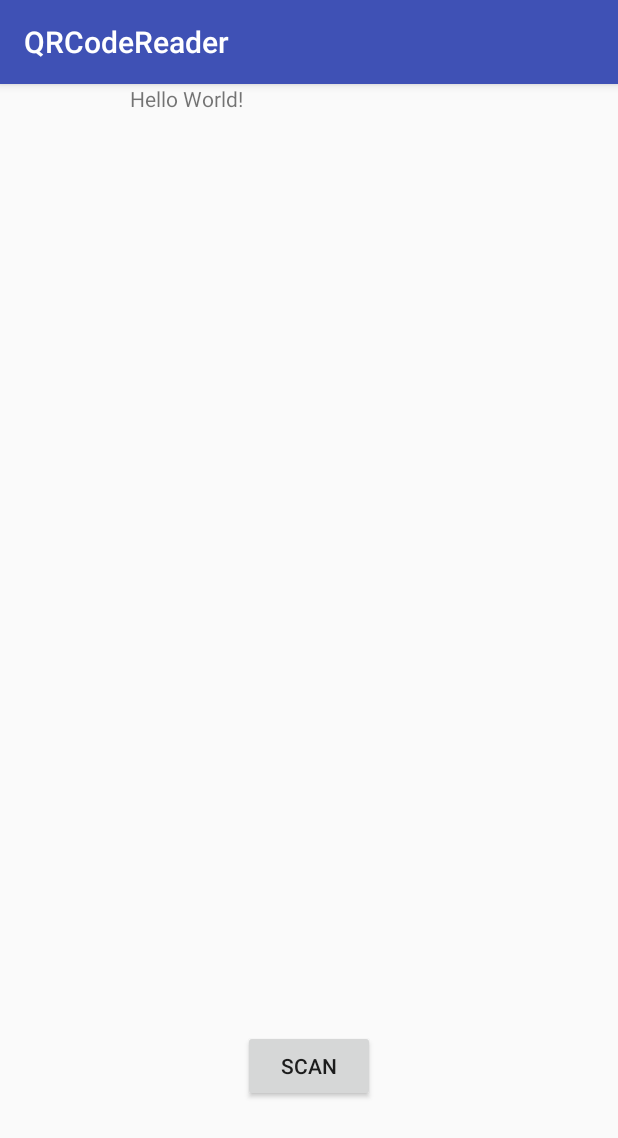
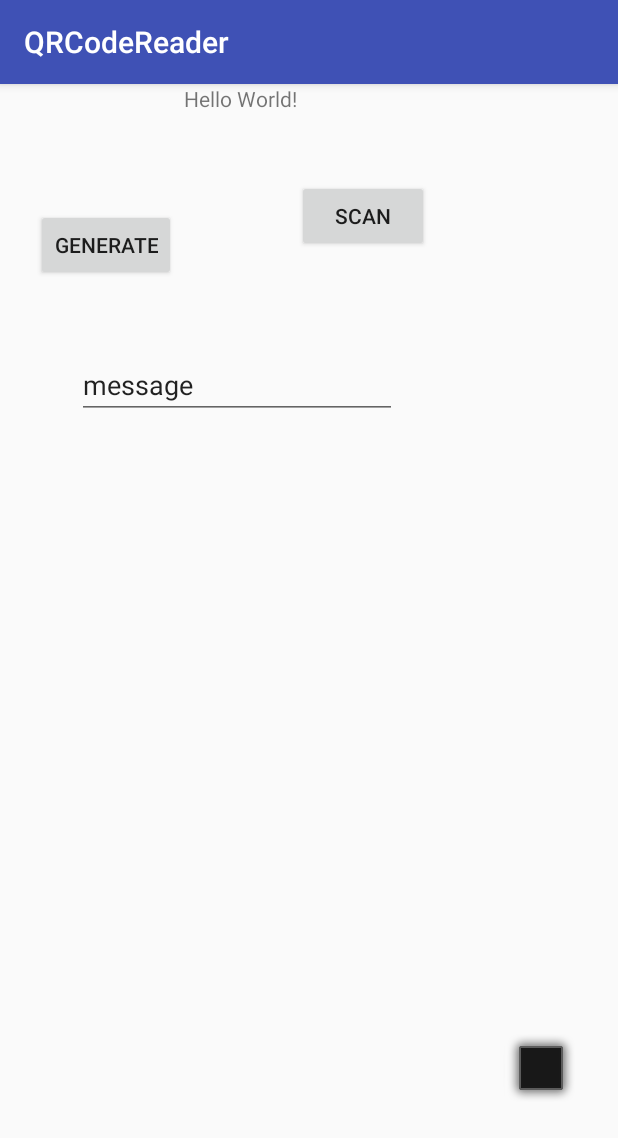
Before and after one commit to sagarsishir51/Android, an Android app: the screen it shows after launch (MainActivity), on a phone screen of 412 x 824 dp. Shown: the top 1138 px of the screen. Run offline under Robolectric (Android 15) with nearby library versions, the phone set to English and light mode, and no system bars; 1 statement that could not run was skipped.

Commit message:
QR code generator made

```diff
--- a/QRCodeReader/app/src/main/java/com/example/sagar/qrcodereader/MainActivity.java
+++ b/QRCodeReader/app/src/main/java/com/example/sagar/qrcodereader/MainActivity.java
@@ -5,39 +5,61 @@ import android.support.v7.app.AppCompatActivity;
 import android.os.Bundle;
 import android.view.View;
 import android.widget.Button;
+import android.widget.EditText;
+import android.widget.ImageView;
 import android.widget.TextView;
 import android.widget.Toast;
 
 import com.google.zxing.integration.android.IntentIntegrator;
 import com.google.zxing.integration.android.IntentResult;
 
-public class MainActivity extends AppCompatActivity implements View.OnClickListener{
-    Button startScan;
-    TextView scanedType,scanedContent;
+public class MainActivity extends AppCompatActivity implements View.OnClickListener {
+    Button startScan, generateCode;
+    TextView scanedType, scanedContent;
+    EditText messageToEncrypt;
+    ImageView QRCodeImage;
     scanner _Scanner;
+    generator _generator;
+
     @Override
     protected void onCreate(Bundle savedInstanceState) {
         try {
             super.onCreate(savedInstanceState);
             setContentView(R.layout.activity_main);
             startScan = (Button) findViewById(R.id.button);
+            generateCode = (Button) findViewById(R.id.button2);
             scanedContent = (TextView) findViewById(R.id.scanContent);
             scanedType = (TextView) findViewById(R.id.scanFormat);
+            messageToEncrypt = (EditText) findViewById(R.id.editText);
+            QRCodeImage = (ImageView) findViewById(R.id.imageView);
             startScan.setOnClickListener(this);
+            generateCode.setOnClickListener(this);
             _Scanner = new codeScanner(this, getApplicationContext());
-        }
-        catch(Exception e){
-            Toast.makeText(getApplicationContext(),e.toString(),Toast.LENGTH_LONG);
+            _generator = new codeGenerator(getApplicationContext());
+            _generator.setImageView(QRCodeImage);
+        } catch (Exception e) {
+            Toast.makeText(getApplicationContext(), e.toString(), Toast.LENGTH_LONG).show();
         }
 
     }
+
     @Override
-   public void onClick(View view) {
+    public void onClick(View view) {
         switch (view.getId()) {
-            case R.id.button:{
-                Toast.makeText(getApplicationContext(),"here",Toast.LENGTH_LONG);
+            case R.id.button: {
+                Toast.makeText(getApplicationContext(), "here", Toast.LENGTH_LONG);
                 _Scanner.startScan();
                 break;
+            }
+            case R.id.button2: {
+                try {
+                    Toast.makeText(getApplicationContext(),(messageToEncrypt.getText().toString()), Toast.LENGTH_LONG).show();
+                    _generator.setMessage(messageToEncrypt.getText().toString());
+                   _generator.generateCode();
+                  //  QRCodeImage = _generator.getGeneratedCodeImage();
+                } catch (Exception c) {
+                    Toast.makeText(getApplicationContext(), c.toString(), Toast.LENGTH_LONG).show();
+                }
             }
 
         }
--- /dev/null
+++ b/QRCodeReader/app/src/main/java/com/example/sagar/qrcodereader/codeGenerator.java
@@ -0,0 +1,92 @@
+package com.example.sagar.qrcodereader;
+
+import android.content.Context;
+import android.graphics.Bitmap;
+import android.graphics.Color;
+import android.widget.ImageView;
+import android.widget.Toast;
+
+import com.google.zxing.BarcodeFormat;
+import com.google.zxing.EncodeHintType;
+import com.google.zxing.MultiFormatWriter;
+import com.google.zxing.WriterException;
+import com.google.zxing.common.BitMatrix;
+
+import java.util.EnumMap;
+import java.util.Map;
+import java.util.concurrent.Exchanger;
+
+/**
+ * Created by sagar on 10/8/2017.
+ */
+
+public class codeGenerator implements generator {
+    String messageToEncrypt;
+    String key;
+    Bitmap _bitmap;
+    ImageView outputImage;
+    Context context;
+    public codeGenerator(Context c){
+        _bitmap=null;
+        context=c;
+
+    }
+    @Override
+    public void  setMessage(String message){
+        messageToEncrypt=message;
+
+    }
+
+
+    @Override
+    public void generateCode() {
+        if(outputImage!=null) {
+            encodeAsBitmap(messageToEncrypt, BarcodeFormat.QR_CODE, 512, 512);
+             outputImage.setImageBitmap(_bitmap);
+        }
+    }
+    @Override
+    public void setImageView(ImageView view){
+        outputImage= view;
+    }
+    @Override
+    public ImageView getGeneratedCodeImage() {
+        return outputImage;
+    }
+
+    void encodeAsBitmap(String message, BarcodeFormat format,int IMGwidth,int IMGheight) {
+        try {
+            if (message == null) {
+                return;
+            }
+            Map<EncodeHintType, Object> hints = new EnumMap<EncodeHintType, Object>(EncodeHintType.class);
+            hints.put(EncodeHintType.CHARACTER_SET, "UTF-8");
+            MultiFormatWriter writer = new MultiFormatWriter();
+            BitMatrix result = null;
+            try {
+                result = writer.encode(message, format, IMGwidth, IMGheight, hints);
+            } catch (IllegalArgumentException iae) {
+                // Unsupported format
+                return;
+            } catch (WriterException e) {
+                e.printStackTrace();
+            }
+            int width = result.getWidth();
+            int height = result.getHeight();
+            int[] pixels = new int[width * height];
+            for (int y = 0; y < height; y++) {
+                int offset = y * width;
+                for (int x = 0; x < width; x++) {
+                    pixels[offset + x] = result.get(x, y) ? Color.BLACK : Color.WHITE;
+                }
+            }
+
+            _bitmap = Bitmap.createBitmap(width, height,
+                    Bitmap.Config.ARGB_8888);
+            _bitmap.setPixels(pixels, 0, width, 0, 0, width, height);
+
+        } catch (Exception e) {
+            Toast.makeText(context, "inside"+e.toString(), Toast.LENGTH_LONG).show();
+        }
+    }
+}
--- /dev/null
+++ b/QRCodeReader/app/src/main/java/com/example/sagar/qrcodereader/generator.java
@@ -0,0 +1,14 @@
+package com.example.sagar.qrcodereader;
+
+import android.widget.ImageView;
+
+/**
+ * Created by sagar on 10/8/2017.
+ */
+
+public interface generator {
+    void  setMessage(String message);
+    void generateCode();
+    ImageView getGeneratedCodeImage();
+     void setImageView(ImageView view);
+}
--- a/QRCodeReader/app/src/main/res/layout/activity_main.xml
+++ b/QRCodeReader/app/src/main/res/layout/activity_main.xml
@@ -22,10 +22,13 @@
         android:id="@+id/button"
         android:layout_width="wrap_content"
         android:layout_height="wrap_content"
-        android:layout_alignParentBottom="true"
-        android:layout_centerHorizontal="true"
-        android:layout_marginBottom="89dp"
-        android:text="@string/scan" />
+        android:text="@string/scan"
+        android:layout_marginRight="126dp"
+        android:layout_marginEnd="126dp"
+        android:layout_below="@+id/scanContent"
+        android:layout_alignParentRight="true"
+        android:layout_alignParentEnd="true"
+        android:layout_marginTop="25dp" />
 
     <TextView
         android:id="@+id/scanContent"
@@ -36,4 +39,42 @@
         android:layout_alignParentLeft="true"
         android:layout_alignParentStart="true" />
 
+    <Button
+        android:id="@+id/button2"
+        android:layout_width="wrap_content"
+        android:layout_height="wrap_content"
+        android:layout_below="@+id/textView"
+        android:layout_marginLeft="24dp"
+        android:layout_marginStart="24dp"
+        android:layout_marginTop="83dp"
+        android:layout_toEndOf="@+id/scanContent"
+        android:layout_toRightOf="@+id/scanContent"
+        android:text="Generate" />
+
+    <ImageView
+        android:id="@+id/imageView"
+        android:layout_width="wrap_content"
+        android:layout_height="wrap_content"
+        app:srcCompat="@android:drawable/alert_dark_frame"
+        android:layout_alignParentBottom="true"
+        android:layout_alignParentRight="true"
+        android:layout_alignParentEnd="true"
+        android:layout_marginRight="26dp"
+        android:layout_marginEnd="26dp"
+        android:layout_marginBottom="84dp" />
+
+    <EditText
+        android:id="@+id/editText"
+        android:layout_width="wrap_content"
+        android:layout_height="wrap_content"
+        android:layout_alignLeft="@+id/button2"
+        android:layout_alignStart="@+id/button2"
+        android:layout_alignTop="@+id/button"
+        android:layout_marginLeft="27dp"
+        android:layout_marginStart="27dp"
+        android:layout_marginTop="114dp"
+        android:ems="10"
+        android:inputType="textPersonName"
+        android:text="message" />
+
 </RelativeLayout>
```
